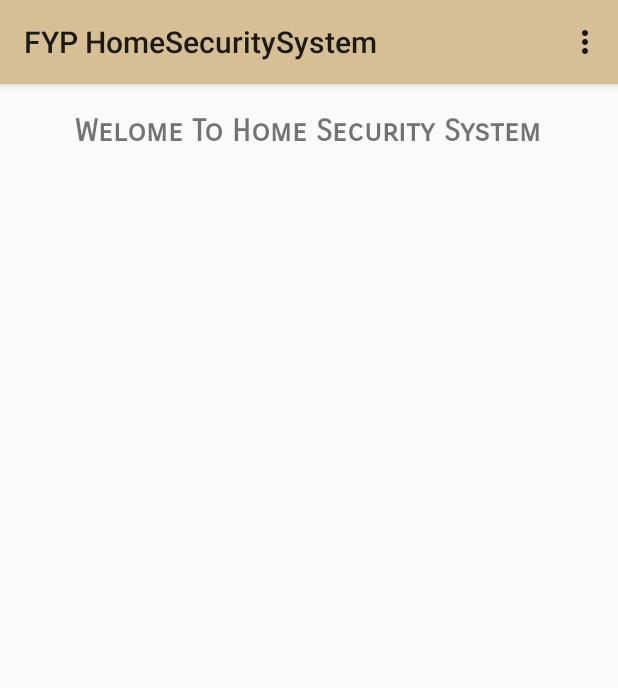
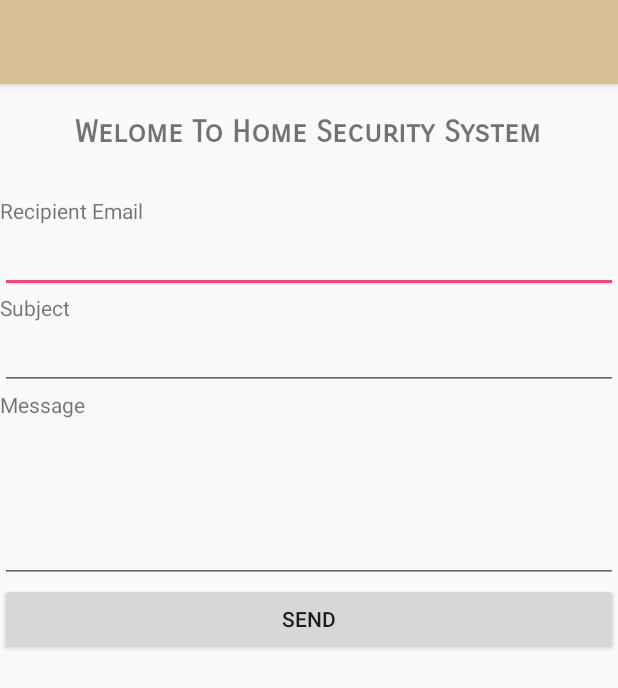
Before and after one commit to ijazdirvi/AndroidApp, an Android app: the MainActivity screen opened directly, with no data from a screen before it, on a phone screen of 412 x 824 dp. Shown: the top 688 px of the screen. Run offline under Robolectric (Android 15) with nearby library versions, the phone set to English and light mode, and no system bars.

Commit message:
email ta lag check ka yeo problem rawali noor har sa teek de kha

```diff
--- a/FYPHomeSecuritySystem/app/build.gradle
+++ b/FYPHomeSecuritySystem/app/build.gradle
@@ -20,11 +20,14 @@ android {
 }
 
 dependencies {
-    compile fileTree(dir: 'libs', include: ['*.jar'])
+    compile fileTree(include: ['*.jar'], dir: 'libs')
     androidTestCompile('com.android.support.test.espresso:espresso-core:2.2.2', {
         exclude group: 'com.android.support', module: 'support-annotations'
     })
     compile 'com.android.support:appcompat-v7:25.3.1'
     compile 'com.android.support.constraint:constraint-layout:1.0.2'
     testCompile 'junit:junit:4.12'
+    compile files('libs/activation.jar')
+    compile files('libs/additionnal.jar')
+    compile files('libs/mail.jar')
 }
--- a/FYPHomeSecuritySystem/app/src/main/AndroidManifest.xml
+++ b/FYPHomeSecuritySystem/app/src/main/AndroidManifest.xml
@@ -9,6 +9,9 @@
         android:roundIcon="@mipmap/ic_launcher_round"
         android:supportsRtl="true"
         android:theme="@style/AppTheme">
+
+        <uses-permission android:name="android.permission.INTERNET"/>
+
 
         <activity android:name=".Splash_Activity">
             <intent-filter>
@@ -25,6 +28,7 @@
                 <category android:name="android.intent.category.DEFAULT" />
             </intent-filter>
         </activity>
+        <activity android:name=".test"></activity>
     </application>
 
 </manifest>
--- /dev/null
+++ b/FYPHomeSecuritySystem/app/src/main/java/com/ijazsunny37/fyphomesecuritysystem/DataBase_helper.java
@@ -0,0 +1,32 @@
+package com.ijazsunny37.fyphomesecuritysystem;
+
+import android.content.Context;
+import android.database.sqlite.SQLiteDatabase;
+import android.database.sqlite.SQLiteOpenHelper;
+
+/**
+ * Created by apple on 19/8/17.
+ */
+
+public class DataBase_helper extends SQLiteOpenHelper {
+    public static final  String DATABASE_NAME = "image_database";
+    public static final  String TABLE_NAME = "image_data";
+    public static final  String COLUMN_1 = "id";
+    public static final  String COLUMN_2 = "name";
+    public static final  String COLUMN_3 = "date";
+
+    public DataBase_helper(Context context) {
+        super(context, DATABASE_NAME, null, 1);
+    }
+
+    @Override
+    public void onCreate(SQLiteDatabase sqLiteDatabase) {
+        sqLiteDatabase.execSQL("create table"+TABLE_NAME+"(id integer primary key autoincrement, name text)");
+    }
+
+    @Override
+    public void onUpgrade(SQLiteDatabase sqLiteDatabase, int i, int i1) {
+        sqLiteDatabase.execSQL("DROP TABLE IF EXIST"+TABLE_NAME);
+        onCreate(sqLiteDatabase);
+    }
+}
--- a/FYPHomeSecuritySystem/app/src/main/java/com/ijazsunny37/fyphomesecuritysystem/MainActivity.java
+++ b/FYPHomeSecuritySystem/app/src/main/java/com/ijazsunny37/fyphomesecuritysystem/MainActivity.java
@@ -1,24 +1,65 @@
 package com.ijazsunny37.fyphomesecuritysystem;
 
+import android.content.Intent;
+import android.content.pm.PackageInstaller;
 import android.support.v7.app.AppCompatActivity;
 import android.os.Bundle;
 import android.support.v7.widget.Toolbar;
 import android.view.Menu;
 import android.view.MenuInflater;
 import android.view.MenuItem;
+import android.view.View;
+import android.widget.Button;
+import android.widget.EditText;
 import android.widget.Toast;
 
 public class MainActivity extends AppCompatActivity {
+    DataBase_helper MyDb;
+
+    //Declaring EditText
+    private EditText editTextEmail;
+    private EditText editTextSubject;
+    private EditText editTextMessage;
+
+    //Send button
+    private Button buttonSend;
 
     @Override
     protected void onCreate(Bundle savedInstanceState) {
         super.onCreate(savedInstanceState);
         setContentView(R.layout.activity_main);
-        Toolbar toolbar = (Toolbar) findViewById(R.id.main_toolbar);
-        setSupportActionBar(toolbar);
+        MyDb = new DataBase_helper(this);
 
 
+        //Initializing the views
+        editTextEmail = (EditText) findViewById(R.id.editTextEmail);
+        editTextSubject = (EditText) findViewById(R.id.editTextSubject);
+        editTextMessage = (EditText) findViewById(R.id.editTextMessage);
+
+        buttonSend = (Button) findViewById(R.id.buttonSend);
+
+        //Adding click listener
+        buttonSend.setOnClickListener(new View.OnClickListener() {
+            @Override
+            public void onClick(View view) {
+                sendEmail();
+            }
+        });
+
     }
+    private void sendEmail() {
+        //Getting content for email
+        String email = editTextEmail.getText().toString().trim();
+        String subject = editTextSubject.getText().toString().trim();
+        String message = editTextMessage.getText().toString().trim();
+
+        //Creating SendMail object
+        SendMail sm = new SendMail(this, email, subject, message);
+
+        //Executing sendmail to send email
+        sm.execute();
+    }
+
 
     @Override
     public boolean onCreateOptionsMenu(Menu menu) {
@@ -38,4 +79,11 @@ public class MainActivity extends AppCompatActivity {
                 return super.onOptionsItemSelected(item);
         }
     }
+
+    public void start_activity(){
+        Intent intent = new Intent(MainActivity.this, test.class);
+        startActivity(intent);
+
+    }
+
 }
--- a/FYPHomeSecuritySystem/app/src/main/res/layout/activity_main.xml
+++ b/FYPHomeSecuritySystem/app/src/main/res/layout/activity_main.xml
@@ -1,10 +1,10 @@
 <?xml version="1.0" encoding="utf-8"?>
-<RelativeLayout xmlns:android="http://schemas.android.com/apk/res/android"
-    xmlns:app="http://schemas.android.com/apk/res-auto"
+<LinearLayout xmlns:android="http://schemas.android.com/apk/res/android"
+android:orientation="vertical"
 xmlns:tools="http://schemas.android.com/tools"
 android:layout_width="match_parent"
 android:layout_height="match_parent"
-    tools:context="com.ijazsunny37.fyphomesecuritysystem.MainActivity">
+tools:context=".MainActivity">
 
 <android.support.v7.widget.Toolbar
     android:id="@+id/main_toolbar"
@@ -12,8 +12,7 @@
     android:layout_height="?attr/actionBarSize"
     android:background="?attr/colorPrimary"
     android:elevation="4dp"
-        android:theme="@style/ThemeOverlay.AppCompat.ActionBar"
-        app:popupTheme="@style/ThemeOverlay.AppCompat.Light"/>
+    android:theme="@style/ThemeOverlay.AppCompat.ActionBar"/>
 
     <TextView
         android:id="@+id/textView2"
@@ -25,7 +24,39 @@
         android:text="Welome To Home Security System"
         android:layout_alignParentTop="true"
         android:layout_centerHorizontal="true"
-        android:layout_marginTop="75dp" />
+        android:layout_marginTop="20dp"
+        android:layout_marginBottom="30dp"
+        android:layout_gravity="center"/>
 
+<TextView
+    android:text="Recipient Email"
+    android:layout_width="wrap_content"
+    android:layout_height="wrap_content" />
+<EditText
+    android:layout_width="match_parent"
+    android:layout_height="wrap_content"
+    android:id="@+id/editTextEmail" />
+<TextView
+    android:text="Subject"
+    android:layout_width="wrap_content"
+    android:layout_height="wrap_content" />
+<EditText
+    android:layout_width="match_parent"
+    android:layout_height="wrap_content"
+    android:id="@+id/editTextSubject" />
+<TextView
+    android:text="Message"
+    android:layout_width="wrap_content"
+    android:layout_height="wrap_content" />
+<EditText
+    android:lines="4"
+    android:layout_width="match_parent"
+    android:layout_height="wrap_content"
+    android:id="@+id/editTextMessage" />
+<Button
+    android:layout_width="match_parent"
+    android:layout_height="wrap_content"
+    android:id="@+id/buttonSend"
+    android:text="Send"/>
 
-</RelativeLayout>
+</LinearLayout>
```
Also changed, not shown: FYPHomeSecuritySystem/app/src/main/java/com/ijazsunny37/fyphomesecuritysystem/Config.java (added, +10 -0 lines), FYPHomeSecuritySystem/app/src/main/java/com/ijazsunny37/fyphomesecuritysystem/SendMail.java (added, +103 -0 lines), FYPHomeSecuritySystem/app/src/main/java/com/ijazsunny37/fyphomesecuritysystem/test.java (added, +16 -0 lines), FYPHomeSecuritySystem/app/src/main/res/layout/test.xml (added, +72 -0 lines), FYPHomeSecuritySystem/app/libs/activation.jar (added), FYPHomeSecuritySystem/app/libs/additionnal.jar (added), FYPHomeSecuritySystem/app/libs/mail.jar (added). Lines whose indentation alone changed are shown as unchanged.
